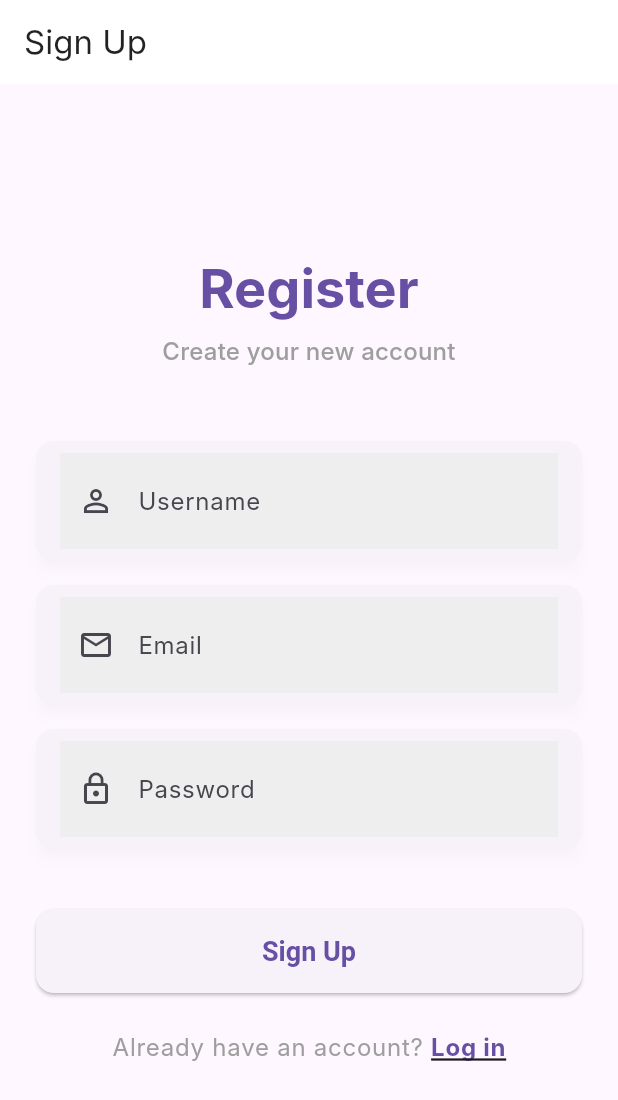
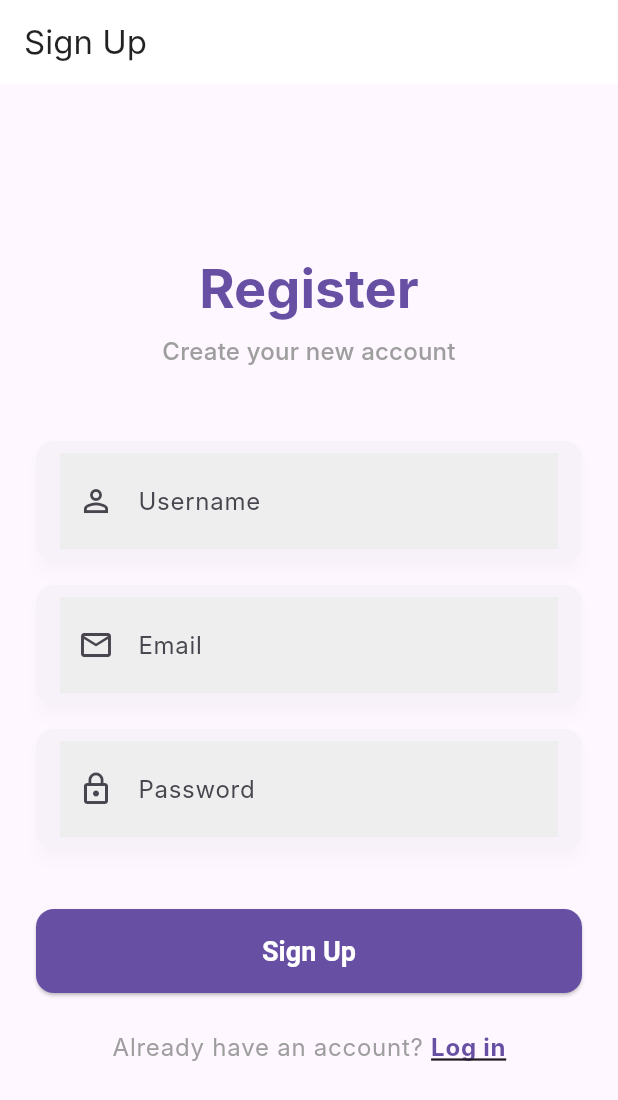
Before and after one commit to imanmysarah3108/skedule3, a Flutter app: the SignUpPage screen opened by its route, on a phone screen of 412 x 824 dp. Shown: the top 1100 px of the screen. Run offline on Flutter 3.47's test engine with Material 3 defaults, Android fonts, the phone set to English and light mode, and no system bars; our stand-ins replace package_info_plus, supabase_flutter; accounts and stored records are empty; Roboto replaces fonts that are missing (Inter).

Commit message:
update sign up button into purple color

```diff
--- a/lib/signup.dart
+++ b/lib/signup.dart
@@ -1,6 +1,7 @@
 import 'package:flutter/material.dart';
 import 'package:supabase_flutter/supabase_flutter.dart';
 import 'package:skedule3/main.dart'; // For supabase instance and showSnackBar
+import 'dart:async'; // Import for Timer (if still using for success message)
 
 class SignUpPage extends StatefulWidget {
   const SignUpPage({super.key});
@@ -22,6 +23,10 @@ class _SignUpPageState extends State<SignUpPage> {
 
   bool _isLoading = false;
   String? _errorMessage;
+
+  // New state variables for button feedback (if applicable, from add_subject)
+  // bool _isSuccess = false; // Not directly needed for this button, but kept if you want similar feedback
+  // Timer? _successTimer; // Not directly needed for this button
 
   @override
   void initState() {
@@ -49,6 +54,7 @@ class _SignUpPageState extends State<SignUpPage> {
     _nameFocusNode.dispose();
     _emailFocusNode.dispose();
     _passwordFocusNode.dispose();
+    // _successTimer?.cancel(); // Cancel the timer if it was used here
     super.dispose();
   }
 
@@ -249,7 +255,7 @@ class _SignUpPageState extends State<SignUpPage> {
                         ),
                       ),
 
-                    // 3) Sign Up button
+                    // 3) Sign Up button with new styling
                     _isLoading
                         ? const CircularProgressIndicator()
                         : SizedBox(
@@ -258,11 +264,14 @@ class _SignUpPageState extends State<SignUpPage> {
                             child: ElevatedButton(
                               onPressed: _signUp,
                               style: ElevatedButton.styleFrom(
+                                backgroundColor: Theme.of(context).colorScheme.primary, // Base color purple
+                                foregroundColor: Colors.white, // Text color white
                                 padding: const EdgeInsets.symmetric(vertical: 16),
                                 textStyle: const TextStyle(fontSize: 18, fontWeight: FontWeight.bold),
                                 shape: RoundedRectangleBorder(
                                   borderRadius: BorderRadius.circular(12), // Match card roundedness
                                 ),
+                                overlayColor: Theme.of(context).colorScheme.onPrimary.withOpacity(0.1), // Subtle splash/hover effect
                               ),
                               child: const Text('Sign Up'),
                             ),
```
